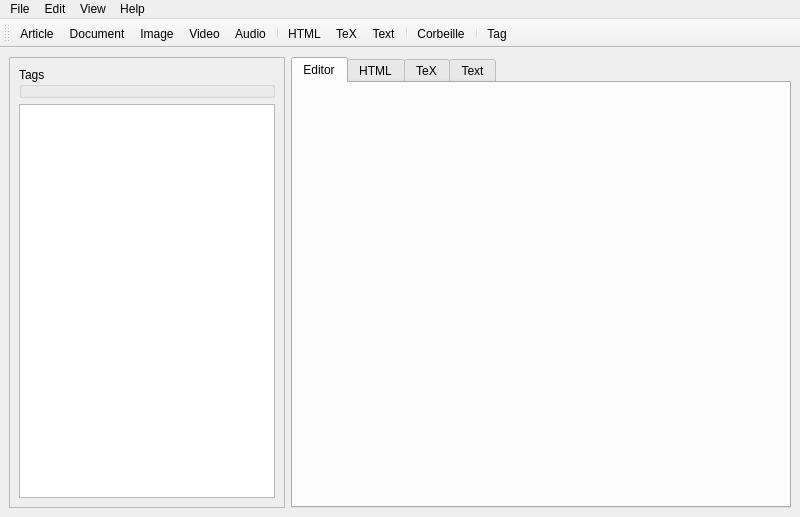
Above: mainwindow.ui from Sebatyne/QNM before the change. Below: the same form after it.
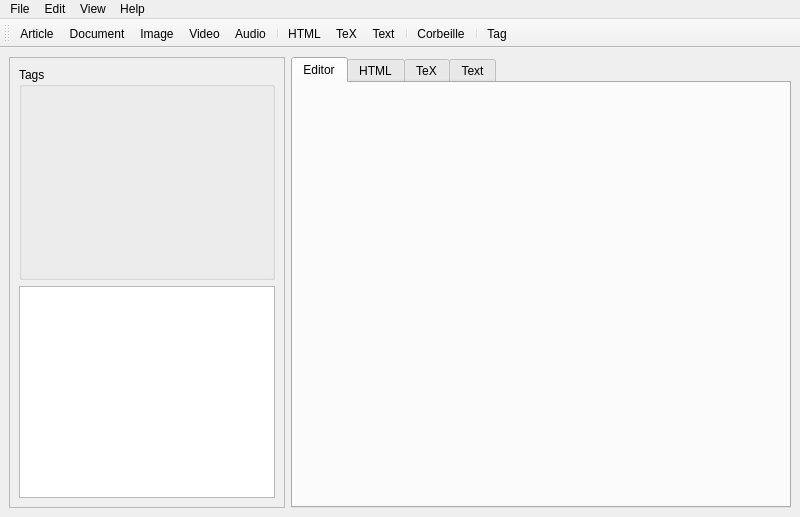
That is the form after the change. Icons and pictures are not drawn.

The edit to the form file:
```diff
--- a/mainwindow.ui
+++ b/mainwindow.ui
@@ -38,18 +38,12 @@
          <property name="title">
           <string>Tags</string>
          </property>
-         <property name="flat">
-          <bool>false</bool>
-         </property>
-         <property name="checkable">
-          <bool>false</bool>
-         </property>
         </widget>
        </item>
        <item>
         <widget class="QListWidget" name="tree">
          <property name="sizePolicy">
-          <sizepolicy hsizetype="Minimum" vsizetype="Expanding">
+          <sizepolicy hsizetype="Minimum" vsizetype="Preferred">
            <horstretch>0</horstretch>
            <verstretch>0</verstretch>
           </sizepolicy>
```
Left out of the diff: 2 changed lines with no effect on the pictures.
